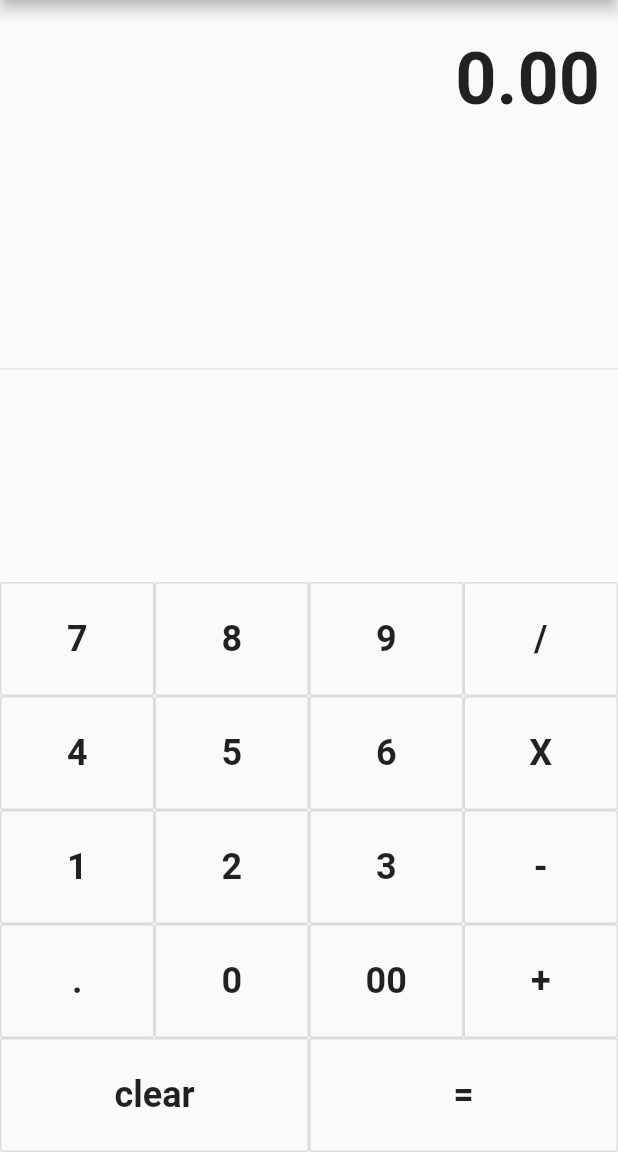
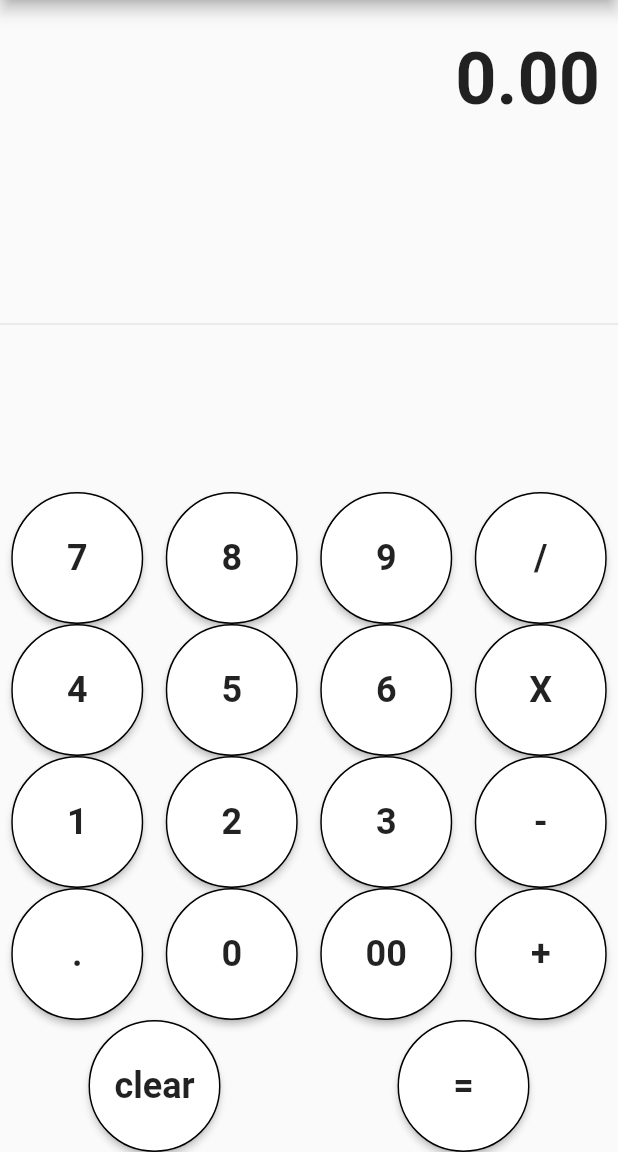
Before and after one commit to koudai33/Calculator, a Flutter app: the screen it shows after launch, item 2 of the bottom bar chosen, on a phone screen of 412 x 824 dp, the part 84-1236 px from its top. Run offline on Flutter 3.47's test engine with Material 2 defaults, Android fonts, the phone set to English and light mode, and no system bars.

Commit message:
fix botton

```diff
--- a/lib/main.dart
+++ b/lib/main.dart
@@ -6,10 +6,11 @@ class MyApp extends StatelessWidget {
   @override
   Widget build(BuildContext context) {
     return MaterialApp(
-      title: 'Flutter Demo',
+      title: 'Flutter Demo',//最近使ったアプリ一覧に表示される時の名前
       theme: ThemeData(
         primarySwatch: Colors.orange,
         //アプリのテーマカラーを決める
+
       ),
       home: MyHomePage(title: 'calculator'),
     );
@@ -17,10 +18,10 @@ class MyApp extends StatelessWidget {
 }
 
 class MyHomePage extends StatefulWidget {
-  MyHomePage({Key key, this.title}) : super(key: key);
+  MyHomePage({Key key, this.title}) :super (key: key);
   final String title;
   @override
-  _MyHomePageState createState() => new _MyHomePageState();
+  _MyHomePageState createState() =>  _MyHomePageState();
 }
 
 class _MyHomePageState extends State<MyHomePage> {//複雑な処理はこちらのStateクラスに記入する
@@ -37,26 +38,26 @@ buttonPressed(String buttonText){//ボタンが押された時の処理
     num1 = 0.0;
     num2 = 0.0;
     operand = "";
-  }else if(buttonText == "+" || buttonText == "-" || buttonText == "/" || buttonText == "x"){
-    num1 = double.parse(output);
+  }else if(buttonText == "+" || buttonText == "-" || buttonText == "/" || buttonText == "X"){
+    num1 = double.parse(output);//parse()メソッドで文字列を浮動小数点
     operand = buttonText;
     _output = "0";
   }else if(buttonText == "."){
-    if(_output.contains(".")){
+    if(_output.contains(".")){//与えられた要素がリストにあるか確認する
       print( "already conataind a decimals");
       return;
     }else{
       _output = _output + buttonText;
     }
   }else if(buttonText == "="){
-    num2 = double.parse(output);
+    num2 = double.parse(output);//parse()メソッドで文字列を浮動小数点に変換
     if(operand == "+"){
       _output = (num1 + num2).toString();
     }
     if(operand == "-"){
       _output = (num1 - num2).toString();
     }
-    if(operand == "x"){
+    if(operand == "X"){
       _output = (num1 * num2).toString();
     }
     if(operand == "/"){
@@ -71,16 +72,23 @@ buttonPressed(String buttonText){//ボタンが押された時の処理
   }
  print(_output);
 
+
   setState(() {
-    output = double.parse(_output).toStringAsFixed(2);
+    output = double.parse(_output).toStringAsFixed(2);//少数第何位まで表示するか
   });
 }
 
 
   Widget buildBoutton(String buttonText){
     return new Expanded(
-      child: new OutlineButton(
-        padding: new EdgeInsets.all(24.0),
+      child: new RaisedButton(//ボタンの設定
+      color: Colors.white,
+        shape: CircleBorder(
+          side: BorderSide(
+          color: Colors.black,
+          width: 1.0,
+          style: BorderStyle.solid,)),
+        padding: new EdgeInsets.all(30.0),
          child: new Text(buttonText,
          style: TextStyle(
            fontSize: 24.0,
@@ -88,14 +96,14 @@ buttonPressed(String buttonText){//ボタンが押された時の処理
          ),),
         onPressed: () => buttonPressed(buttonText),
               splashColor: Colors.orange,
-      )
+     )
     );
   }
 
   @override
-  Widget build(BuildContext context) {
+  Widget build(BuildContext context) {//アプリのUIデザインを担当する
     return Scaffold(
-      appBar: AppBar(
+      appBar: AppBar(//
         title: Text(widget.title),
       ),
       body: new Container(
```
